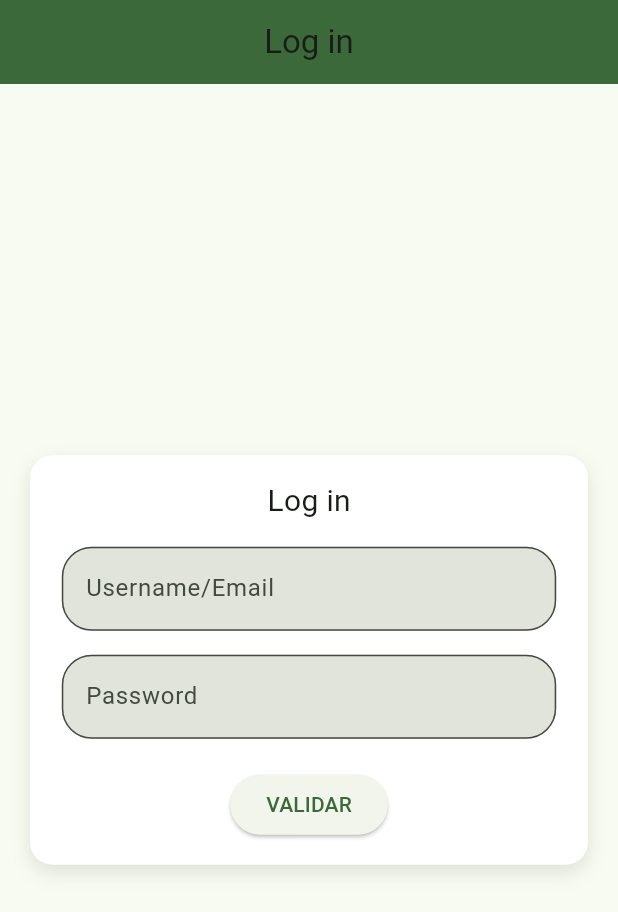
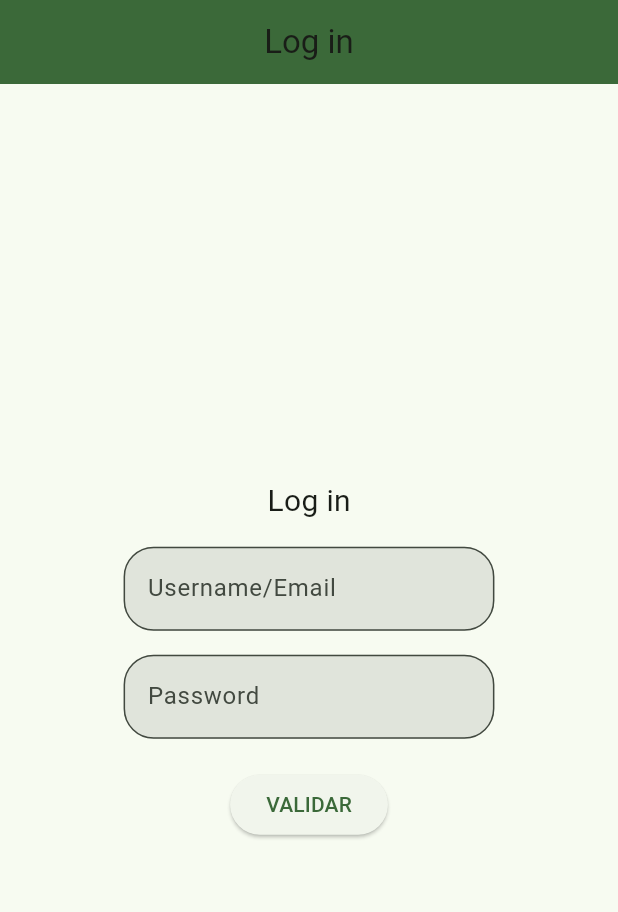
Before and after one commit to Pgenrique7/log_in_sin_provider, a Flutter app: the screen it shows after launch, on a phone screen of 412 x 824 dp. Shown: the top 912 px of the screen. Run offline on Flutter 3.47's test engine with Material 3 defaults, Android fonts, the phone set to English and light mode, and no system bars; our stand-ins replace dio, go_router; network calls fail.

Commit message:
ajuste de ancho

```diff
--- a/lib/presentation/widgets/login_form.dart
+++ b/lib/presentation/widgets/login_form.dart
@@ -37,10 +37,12 @@ class _LogInFormState extends State<LogInForm> {
   void _validateAndNavigate(BuildContext context) {
     final username = _usernameController.text;
     final password = _passwordController.text;
-    final usuarioProvider = Provider.of<UsuarioProvider>(context, listen: false);
+    final usuarioProvider =
+        Provider.of<UsuarioProvider>(context, listen: false);
 
     if (username.isEmpty || password.isEmpty) {
-      _showErrorDialog(context, 'Por favor, ingrese un nombre de usuario y contraseña.');
+      _showErrorDialog(
+          context, 'Por favor, ingrese un nombre de usuario y contraseña.');
     } else if (usuarioProvider.verificarCredenciales(username, password)) {
       context.goNamed(WelcomeScreen.name);
     } else {
@@ -51,43 +53,31 @@ class _LogInFormState extends State<LogInForm> {
   @override
   Widget build(BuildContext context) {
     return Center(
-      child: Container(
-        padding: const EdgeInsets.all(16.0),
-        margin: const EdgeInsets.symmetric(horizontal: 20.0),
-        decoration: BoxDecoration(
-          color: Colors.white,
-          borderRadius: BorderRadius.circular(15.0),
-          boxShadow: [
-            BoxShadow(
-              color: Colors.black.withOpacity(0.1),
-              blurRadius: 10,
-              offset: const Offset(0, 5),
-            ),
-          ],
-        ),
       child: Column(
         mainAxisSize: MainAxisSize.min,
         children: [
           const SizedBox(
             child: Center(
-              child: Text('Log in', style: TextStyle(fontSize: 20),),
+              child: Text(
+                'Log in',
+                style: TextStyle(fontSize: 20),
+              ),
             ),
           ),
           const SizedBox(height: 16),
           SizedBox(
-              width: 0.8 * MediaQuery.of(context).size.width,
+            width: 0.6 * MediaQuery.of(context).size.width,
             child: LogInUsername(controller: _usernameController),
           ),
           const SizedBox(height: 16),
           SizedBox(
-              width: 0.8 * MediaQuery.of(context).size.width,
+            width: 0.6 * MediaQuery.of(context).size.width,
             child: LogInPassword(controller: _passwordController),
           ),
           const SizedBox(height: 20),
           ValidationButton(onValidate: () => _validateAndNavigate(context)),
         ],
       ),
-      ),
     );
   }
 }
```
Lines whose indentation alone changed are shown as unchanged.
